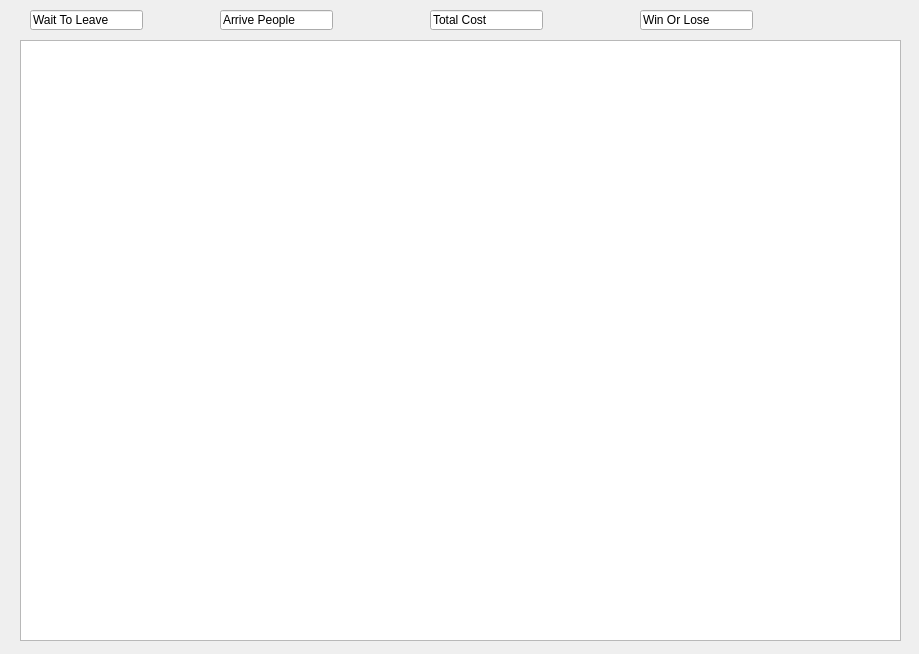
Above: judgewindow.ui from david20571015/AOOP_final before the change. Below: the same form after it.
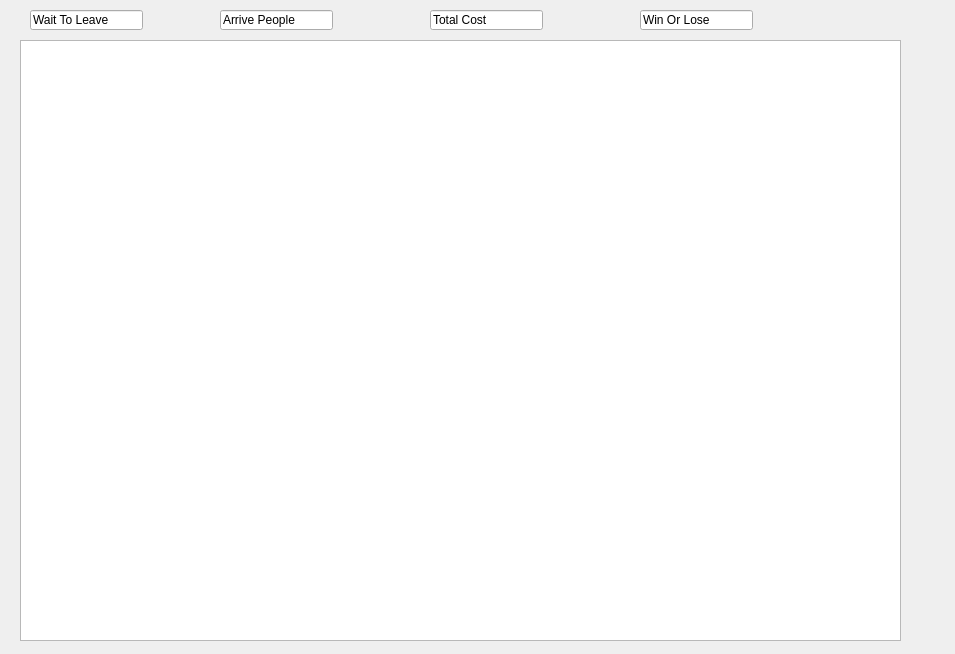
That is the form after the change.

Diff of the .ui file:
```diff
--- a/judgewindow.ui
+++ b/judgewindow.ui
@@ -6,7 +6,7 @@
    <rect>
     <x>0</x>
     <y>0</y>
-    <width>919</width>
+    <width>955</width>
     <height>654</height>
    </rect>
   </property>
```
